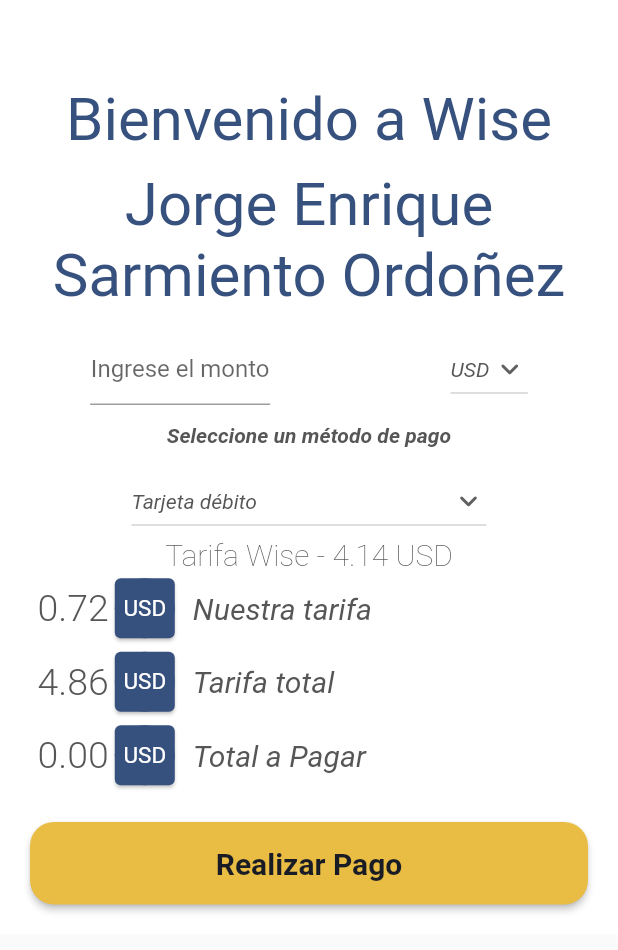
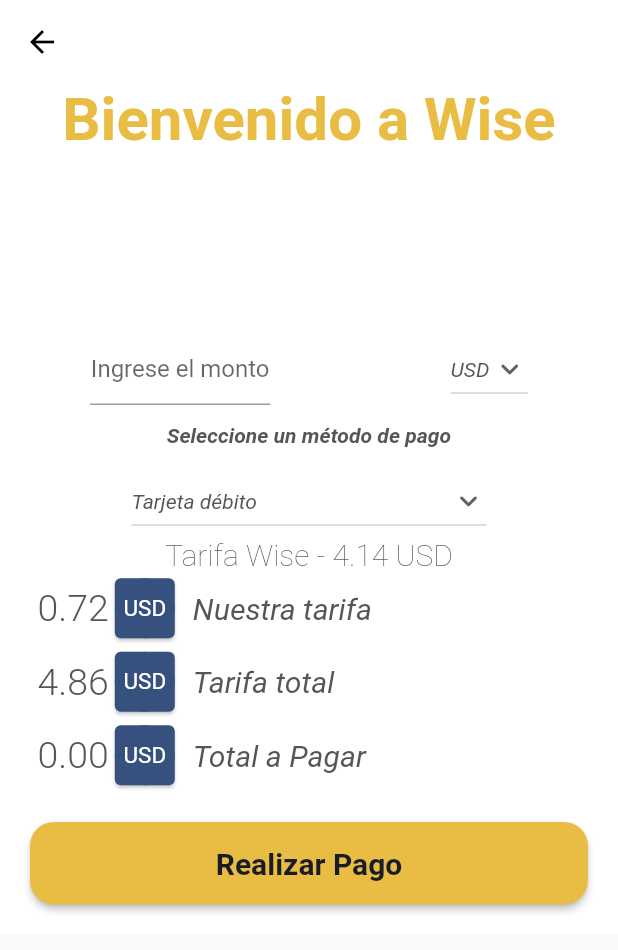
Before and after one commit to masterValley/testMercury, a Flutter app: the WisePayment screen opened directly, on a phone screen of 412 x 824 dp. Shown: the top 950 px of the screen. Run offline on Flutter 3.47's test engine with Material 2 defaults, Android fonts, the phone set to English and light mode, and no system bars; our stand-ins replace flutter_typeahead, google_fonts, hexcolor; accounts and stored records are empty.

Commit message:
Agregando cambios pantalla Wise Pay

```diff
--- a/lib/Payment/WisePay/wise_pay.dart
+++ b/lib/Payment/WisePay/wise_pay.dart
@@ -1,6 +1,8 @@
 import 'package:flutter/material.dart';
 import 'package:google_fonts/google_fonts.dart';
 import 'package:hexcolor/hexcolor.dart';
+import 'package:mercury_app/Providers/_provideruser.dart';
+import 'package:provider/provider.dart';
 
 class WisePayment extends StatefulWidget {
   const WisePayment({Key? key}) : super(key: key);
@@ -33,25 +35,29 @@ class _WisePaymentState extends State<WisePayment> {
       appBar: AppBar(
         backgroundColor: HexColor('FFFFFF'),
         elevation: 0,
+        iconTheme: const IconThemeData(
+          color: Colors.black, //change your color here
+        ),
       ),
       body: Container(
         decoration: BoxDecoration(color: HexColor('FFFFFF')),
-        child: SingleChildScrollView(
-          child: Center(
+        child: Consumer<UserProvider>(
+          builder: (context, UserProvider value, child) {
+            return SingleChildScrollView(
               child: Column(
                 children: [
                   Text(
                     'Bienvenido a Wise',
                     textAlign: TextAlign.center,
                     style: GoogleFonts.roboto(
-                      color: HexColor('#37517e'),
+                        color: const Color(0xffe9bd44),
                         fontSize: 40,
-                      fontWeight: FontWeight.normal),
+                        fontWeight: FontWeight.bold),
                   ),
                   Padding(
                     padding: const EdgeInsets.fromLTRB(0.0, 10.0, 0.0, 15.0),
                     child: Text(
-                    'Jorge Enrique Sarmiento Ordoñez',
+                      "${value.getUser.names} \n ${value.getUser.lastNames}",
                       textAlign: TextAlign.center,
                       style: GoogleFonts.roboto(
                           color: HexColor('#37517e'),
@@ -68,13 +74,15 @@ class _WisePaymentState extends State<WisePayment> {
                             onSubmitted: (value) {
                               setState(() {
                                 value.isNotEmpty || value != "0"
-                                  ? monto =
-                                      double.parse(value) + tarifa + tarifaWise
+                                    ? monto = double.parse(value) +
+                                        tarifa +
+                                        tarifaWise
                                     : showSnack("Campo Obligatorio");
                               });
                             },
                             textAlign: TextAlign.center,
-                          style: GoogleFonts.roboto(color: HexColor('#565656')),
+                            style:
+                                GoogleFonts.roboto(color: HexColor('#565656')),
                             controller: montocontroller,
                             decoration: InputDecoration(
                                 hintText: "Ingrese el monto",
@@ -116,7 +124,8 @@ class _WisePaymentState extends State<WisePayment> {
                   ),
                   DropdownButton(
                     style: GoogleFonts.roboto(
-                      fontStyle: FontStyle.italic, color: HexColor('#565656')),
+                        fontStyle: FontStyle.italic,
+                        color: HexColor('#565656')),
                     value: initialvaluemethod,
                     icon: const Icon(Icons.keyboard_arrow_down_rounded),
                     items: paymethod.map((String items) {
@@ -124,7 +133,8 @@ class _WisePaymentState extends State<WisePayment> {
                           value: items,
                           child: Text(
                             items,
-                          style: GoogleFonts.roboto(color: HexColor('#565656')),
+                            style:
+                                GoogleFonts.roboto(color: HexColor('#565656')),
                           ));
                     }).toList(),
                     onChanged: (String? newValue) {
@@ -144,7 +154,8 @@ class _WisePaymentState extends State<WisePayment> {
                     mainAxisAlignment: MainAxisAlignment.start,
                     children: [
                       Padding(
-                      padding: const EdgeInsets.fromLTRB(25.0, 10.0, 0.0, 10.0),
+                        padding:
+                            const EdgeInsets.fromLTRB(25.0, 10.0, 0.0, 10.0),
                         child: Text(
                           "$tarifa",
                           style: GoogleFonts.roboto(
@@ -182,7 +193,8 @@ class _WisePaymentState extends State<WisePayment> {
                     mainAxisAlignment: MainAxisAlignment.start,
                     children: [
                       Padding(
-                      padding: const EdgeInsets.fromLTRB(25.0, 10.0, 0.0, 10.0),
+                        padding:
+                            const EdgeInsets.fromLTRB(25.0, 10.0, 0.0, 10.0),
                         child: displayPay(tarifaWise, tarifa),
                       ),
                       Card(
@@ -276,7 +288,8 @@ class _WisePaymentState extends State<WisePayment> {
                   )
                 ],
               ),
-          ),
+            );
+          },
         ),
       ),
     );
```
Lines whose indentation alone changed are shown as unchanged.
